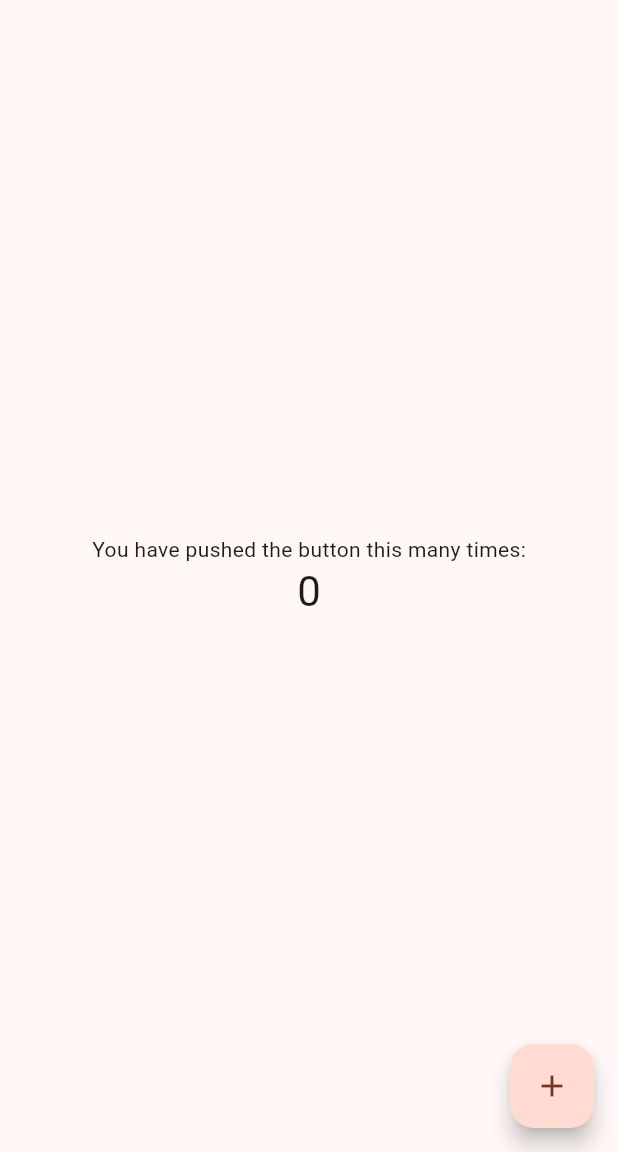
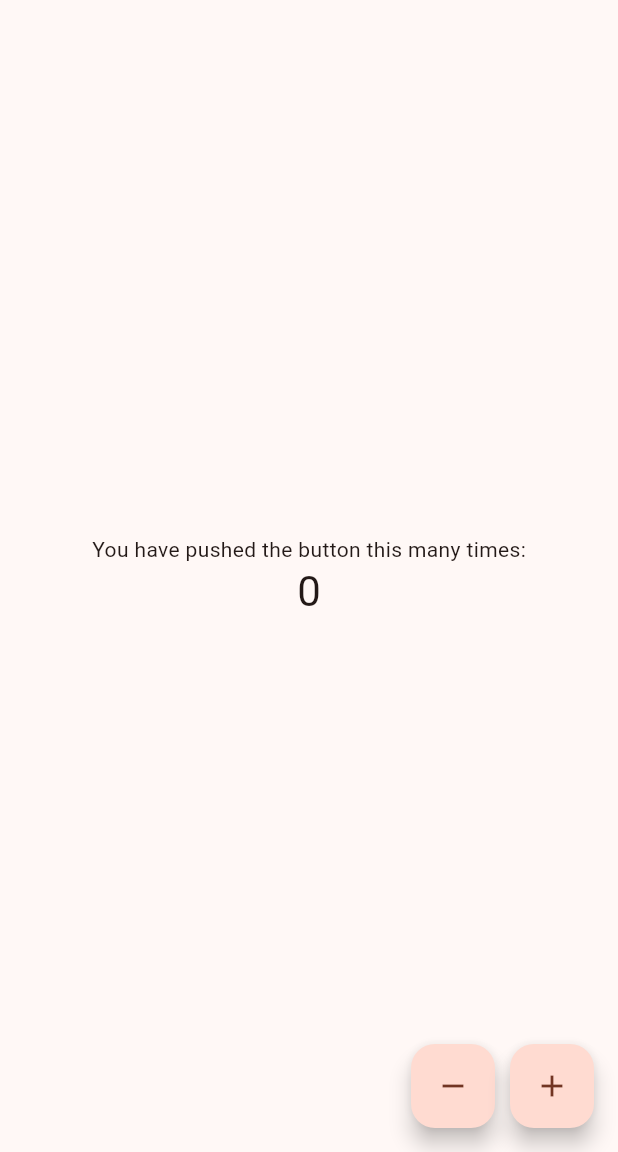
Before and after one commit to oyasumipants/flutter-hello-world, a Flutter app: the screen it shows after launch, on a phone screen of 412 x 824 dp, the part 84-1236 px from its top. Run offline on Flutter 3.47's test engine with Material 3 defaults, Android fonts, the phone set to English and light mode, and no system bars.

Commit message:
feat: add minus button

```diff
--- a/lib/main.dart
+++ b/lib/main.dart
@@ -69,6 +69,13 @@ class _MyHomePageState extends State<MyHomePage> {
     });
   }
 
+    void _decrementCounter() {
+    setState(() {
+      _counter--;
+      print("Decrement: $_counter");
+    });
+  }
+
   @override
   Widget build(BuildContext context) {
     // This method is rerun every time setState is called, for instance as done
@@ -116,11 +123,22 @@ class _MyHomePageState extends State<MyHomePage> {
           ],
         ),
       ),
-      floatingActionButton: FloatingActionButton(
-        onPressed: _incrementCounter,
-        tooltip: 'Increment',
-        child: const Icon(Icons.add),
-      ), // This trailing comma makes auto-formatting nicer for build methods.
+      floatingActionButton: Row(
+        mainAxisAlignment: MainAxisAlignment.end,
+        children: [
+          FloatingActionButton(
+            onPressed: _decrementCounter,
+            tooltip: 'Decrement',
+            child: const Icon(Icons.remove),
+          ),
+          const SizedBox(width: 10), // ボタン間のスペース
+          FloatingActionButton(
+            onPressed: _incrementCounter,
+            tooltip: 'Increment',
+            child: const Icon(Icons.add),
+          ),
+        ],
+      ),
     );
   }
 }
```
